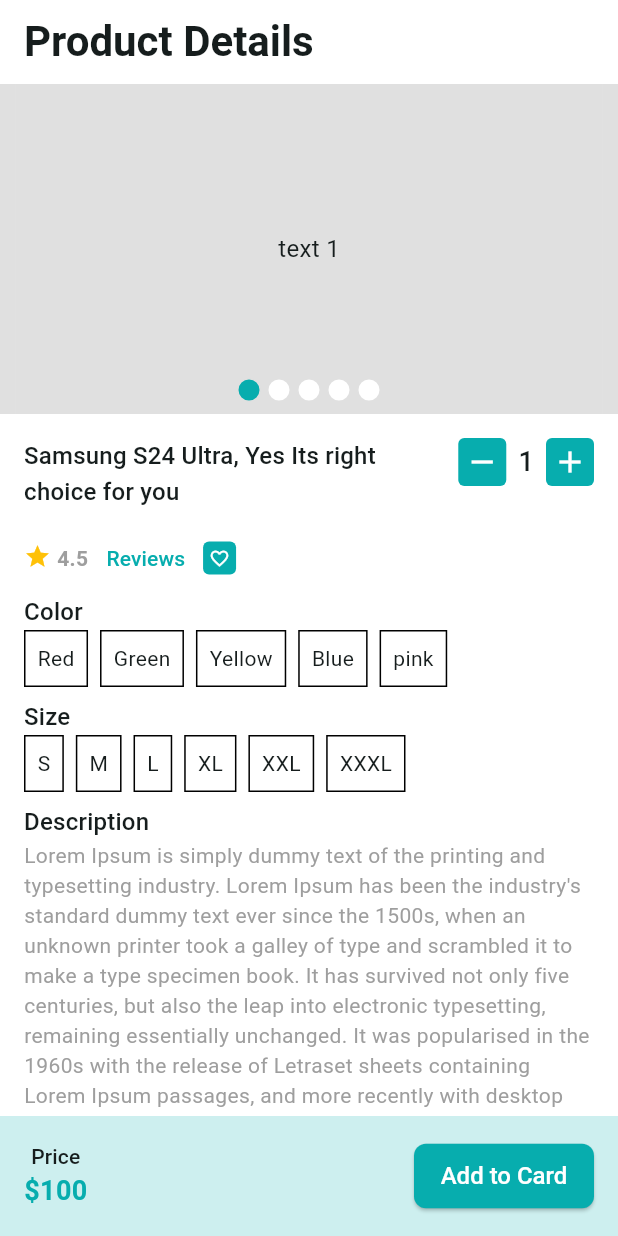
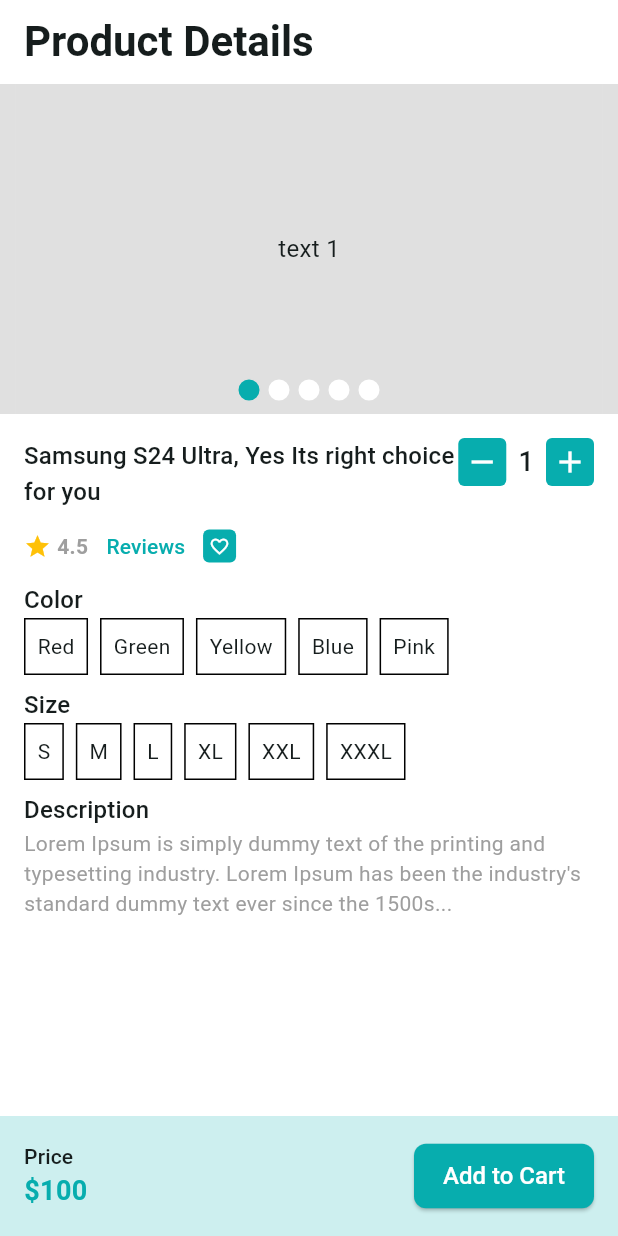
Before and after one commit to AlexMajumder/Crafty_Bay, a Flutter app: the screen it shows after launch, scrolled down 515 dp, after a tap on "Nike shoe latest edition Model- RF#2054K", on a phone screen of 412 x 824 dp. Run offline on Flutter 3.47's test engine with Material 3 defaults, Android fonts, the phone set to English and light mode, and no system bars; drawn by our look-alikes of carousel_slider; our stand-ins replace email_validator, flutter_svg, get, pin_code_fields.

Commit message:
Wish List ui design

```diff
--- a/lib/app/app.dart
+++ b/lib/app/app.dart
@@ -4,6 +4,7 @@ import 'package:crafty_bay/features/auth/ui/screens/complite_profile_screen.dart
 import 'package:crafty_bay/features/auth/ui/screens/email_verification_screen.dart';
 import 'package:crafty_bay/features/auth/ui/screens/splash_screen.dart';
 import 'package:crafty_bay/features/product/ui/screens/product_details_screen.dart';
+import 'package:crafty_bay/features/wishlist/ui/screens/wish_list_screen.dart';
 import 'package:flutter/material.dart';
 import 'package:get/get.dart';
 import '../features/auth/ui/screens/otp_verification_screen.dart';
--- a/lib/app/app_theme_data.dart
+++ b/lib/app/app_theme_data.dart
@@ -16,7 +16,7 @@ class AppThemeData{
       ),
       textTheme: const TextTheme(
         titleLarge: TextStyle(
-          fontSize: 28,
+          fontSize:28,
           fontWeight: FontWeight.w600,
         )
       ),
--- a/lib/features/common/ui/screens/main_bottom_nav_screen.dart
+++ b/lib/features/common/ui/screens/main_bottom_nav_screen.dart
@@ -1,6 +1,8 @@
+import 'package:crafty_bay/features/cart/ui/screens/cart_list_screen.dart';
 import 'package:crafty_bay/features/category/ui/screens/category_list_screen.dart';
 import 'package:crafty_bay/features/common/ui/controllers/main_bottom_nav_controller.dart';
 import 'package:crafty_bay/features/home/ui/screens/home_screen.dart';
+import 'package:crafty_bay/features/wishlist/ui/screens/wish_list_screen.dart';
 import 'package:flutter/material.dart';
 import 'package:get/get.dart';
 class MainBottomNavScreen extends StatefulWidget {
@@ -17,8 +19,8 @@ class _MainBottomNavScreenState extends State<MainBottomNavScreen> {
   final List<Widget> _screens= [
     const HomeScreen(),
     const CategoryListScreen(),
-    const HomeScreen(),
-    const HomeScreen(),
+    const CartListScreen(),
+    const WishListScreen(),
   ];
 
   @override
--- a/lib/features/product/ui/screens/product_details_screen.dart
+++ b/lib/features/product/ui/screens/product_details_screen.dart
@@ -36,14 +36,32 @@ class _ProductDetailsScreenState extends State<ProductDetailsScreen> {
                     child: Column(
                       crossAxisAlignment: CrossAxisAlignment.start,
                       children: [
-                      Row(
+                        _buildProductHeader(textTheme),
+                        _buildColorPicker(textTheme),
+                        const SizedBox(height: 8),
+                        _buildSizePicker(textTheme),
+                        const SizedBox(height: 8),
+                        _buildDescription(textTheme),
+                      ],
+                    ),
+                  ),
+                ],
+              ),
+            ),
+          ),
+          _buildPriceAndAddToCartSection(textTheme),
+        ],
+      ),
+    );
+  }
+
+  Widget _buildProductHeader(TextTheme textTheme) {
+    return Row(
       crossAxisAlignment: CrossAxisAlignment.start,
-                        spacing: 8,
       children: [
         Expanded(
           child: Column(
             crossAxisAlignment: CrossAxisAlignment.start,
-                              spacing: 8,
             children: [
               Text(
                 'Samsung S24 Ultra, Yes Its right choice for you',
@@ -51,31 +69,18 @@ class _ProductDetailsScreenState extends State<ProductDetailsScreen> {
               ),
               Row(
                 children: [
-                                    const Wrap(
-                                      children: [
-                                        Icon(
-                                          Icons.star,
-                                          color: Colors.amber,
-                                          size: 18,
-                                        ),
-                                        SizedBox(
-                                          width: 4,
-                                        ),
-                                        Text(
-                                          '4.5',
+                  const Icon(Icons.star, color: Colors.amber, size: 18),
+                  const SizedBox(width: 4),
+                  const Text('4.5',
                       style: TextStyle(
-                                              fontWeight: FontWeight.w600,
-                                              color: Colors.grey),
-                                        ),
-                                      ],
-                                    ),
+                          fontWeight: FontWeight.w600, color: Colors.grey)),
                   TextButton(
                     onPressed: () {},
-                                        child: const Text('Reviews')),
+                    child: const Text('Reviews'),
+                  ),
                   Container(
                     decoration: BoxDecoration(
-                                          borderRadius:
-                                              BorderRadius.circular(4),
+                      borderRadius: BorderRadius.circular(4),
                       color: AppColors.themeColor,
                     ),
                     padding: const EdgeInsets.all(4),
@@ -83,7 +88,8 @@ class _ProductDetailsScreenState extends State<ProductDetailsScreen> {
                       Icons.favorite_border,
                       size: 14,
                       color: Colors.white,
-                                        )),
+                    ),
+                  ),
                 ],
               ),
             ],
@@ -93,59 +99,60 @@ class _ProductDetailsScreenState extends State<ProductDetailsScreen> {
           onChange: (int value) {},
         ),
       ],
-                      ),
-                      Text(
-                        'Color',
-                        style: textTheme.titleMedium,
-                      ),
+    );
+  }
+
+  Widget _buildColorPicker(TextTheme textTheme) {
+    return Column(
+      crossAxisAlignment: CrossAxisAlignment.start,
+      children: [
+        Text('Color', style: textTheme.titleMedium),
         ColorPickerWidget(
-                        colors: const ['Red', 'Green', 'Yellow', 'Blue', 'pink'],
+          colors: const ['Red', 'Green', 'Yellow', 'Blue', 'Pink'],
           onColorSelected: (String selectedColor) {},
         ),
-                      const SizedBox(
-                        height: 8,
-                      ),
-                      Text(
-                        'Size',
-                        style: textTheme.titleMedium,
-                      ),
+      ],
+    );
+  }
+
+  Widget _buildSizePicker(TextTheme textTheme) {
+    return Column(
+      crossAxisAlignment: CrossAxisAlignment.start,
+      children: [
+        Text('Size', style: textTheme.titleMedium),
         SizePickerWidget(
           sizes: const ['S', 'M', 'L', 'XL', 'XXL', 'XXXL'],
-                        onSizeSelected: (String selectedColor) {},
+          onSizeSelected: (String selectedSize) {},
         ),
-                      const SizedBox(
-                        height: 8,
-                      ),
-                      Text(
-                        'Description',
-                        style: textTheme.titleMedium,
-                      ),
+      ],
+    );
+  }
+
+  Widget _buildDescription(TextTheme textTheme) {
+    return Column(
+      crossAxisAlignment: CrossAxisAlignment.start,
+      children: [
+        Text('Description', style: textTheme.titleMedium),
         const Text(
-                        "Lorem Ipsum is simply dummy text of the printing and typesetting industry. Lorem Ipsum has been the industry's standard dummy text ever since the 1500s, when an unknown printer took a galley of type and scrambled it to make a type specimen book. It has survived not only five centuries, but also the leap into electronic typesetting, remaining essentially unchanged. It was popularised in the 1960s with the release of Letraset sheets containing Lorem Ipsum passages, and more recently with desktop publishing software like Aldus PageMaker including versions of Lorem Ipsum.",
+          "Lorem Ipsum is simply dummy text of the printing and typesetting industry. Lorem Ipsum has been the industry's standard dummy text ever since the 1500s...",
           style: TextStyle(
               fontWeight: FontWeight.w400, color: Colors.grey),
         ),
       ],
-                  ),
-                ),
-              ],
-            ),
-          )),
-          _buildPriceAndAddToCardSection(textTheme)
-        ],
-      ),
     );
   }
 
-  Widget _buildPriceAndAddToCardSection(TextTheme textTheme) {
+  Widget _buildPriceAndAddToCartSection(TextTheme textTheme) {
     return Container(
       padding: const EdgeInsets.all(16),
-      decoration:
-          BoxDecoration(color: AppColors.themeColor.withValues(alpha: .2)),
+      decoration: BoxDecoration(
+        color: AppColors.themeColor.withValues(alpha: .2),
+      ),
       child: Row(
         mainAxisAlignment: MainAxisAlignment.spaceBetween,
         children: [
           Column(
+            crossAxisAlignment: CrossAxisAlignment.start,
             children: [
               Text('Price', style: textTheme.titleSmall),
               const Text(
@@ -154,18 +161,16 @@ class _ProductDetailsScreenState extends State<ProductDetailsScreen> {
                     color: AppColors.themeColor,
                     fontWeight: FontWeight.w600,
                     fontSize: 18),
-              )
+              ),
             ],
           ),
           SizedBox(
             width: 120,
             child: ElevatedButton(
               onPressed: () {},
-              child: const Text(
-                'Add to Card',
+              child: const Text('Add to Cart'),
             ),
           ),
-          )
         ],
       ),
     );
```
Also changed, not shown: lib/features/cart/ui/screens/cart_list_screen.dart (added, +75 -0 lines), lib/features/wishlist/ui/screens/wish_list_screen.dart (added, +47 -0 lines). Lines whose indentation alone changed are shown as unchanged.
